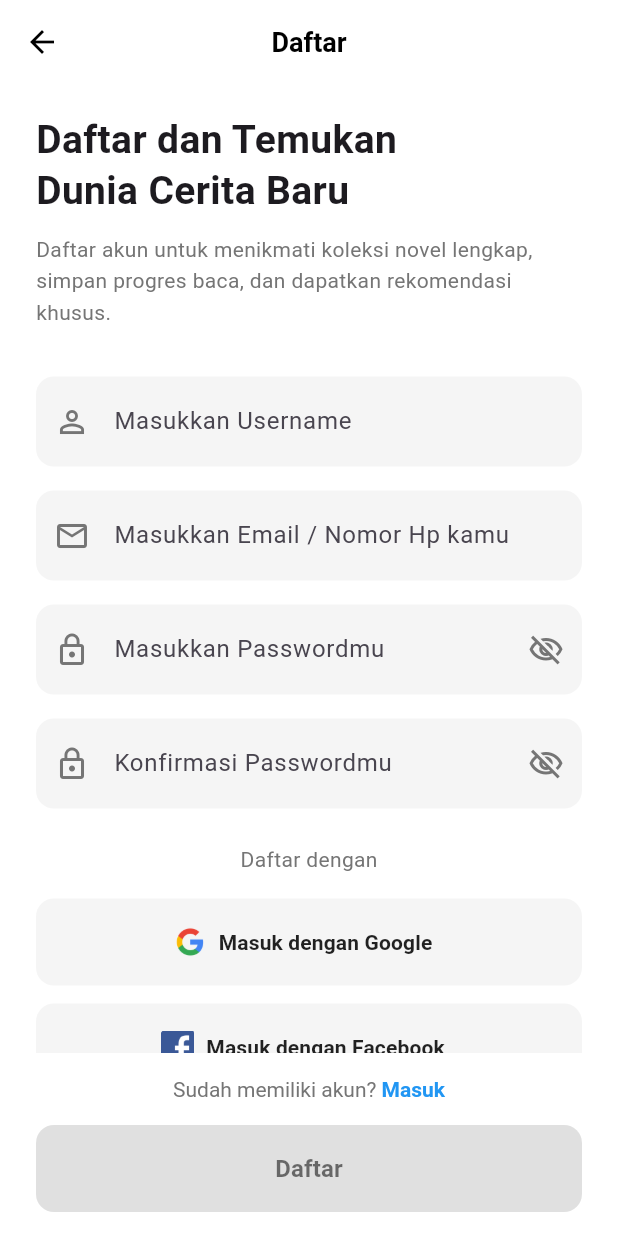
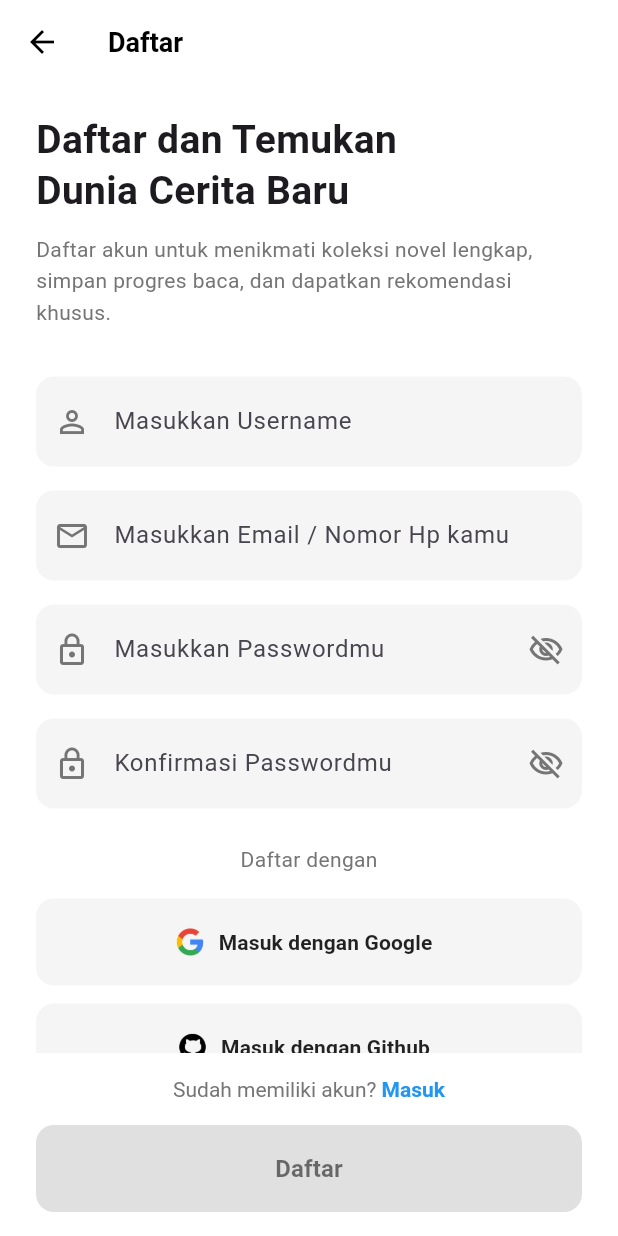
Before and after one commit to Aprilrianto/lexicon, a Flutter app: the RegisterScreen screen opened by its route, on a phone screen of 412 x 824 dp. Run offline on Flutter 3.47's test engine with Material 3 defaults, Android fonts, the light colour scheme and no system bars; our stand-ins replace image_picker, supabase_flutter; accounts and stored records are empty.

Commit message:
perbaikan login dan register screen

```diff
--- a/lib/screens/login_screen.dart
+++ b/lib/screens/login_screen.dart
@@ -73,7 +73,7 @@ class _LoginScreenState extends State<LoginScreen> {
       appBar: AppBar(
         backgroundColor: Colors.white,
         elevation: 0,
-        centerTitle: true,
+        centerTitle: false,
         leading: IconButton(
           icon: const Icon(Icons.arrow_back, color: Colors.black),
           onPressed: () {
--- a/lib/screens/register_screen.dart
+++ b/lib/screens/register_screen.dart
@@ -108,7 +108,8 @@ class _RegisterScreenState extends State<RegisterScreen> {
       appBar: AppBar(
         backgroundColor: Colors.white,
         elevation: 0,
-        centerTitle: true,
+        // DIUBAH: centerTitle diatur ke false agar judul rata kiri
+        centerTitle: false,
         leading: IconButton(
           icon: const Icon(Icons.arrow_back, color: Colors.black),
           onPressed: () {
@@ -271,8 +272,8 @@ class _RegisterScreenState extends State<RegisterScreen> {
                           onPressed: () {
                             /* TODO: Implement Facebook Sign-In */
                           },
-                          iconAsset: 'assets/facebook.png',
-                          label: 'Masuk dengan Facebook',
+                          iconAsset: 'assets/github.png',
+                          label: 'Masuk dengan Github',
                         ),
                       ],
                     ),
```
